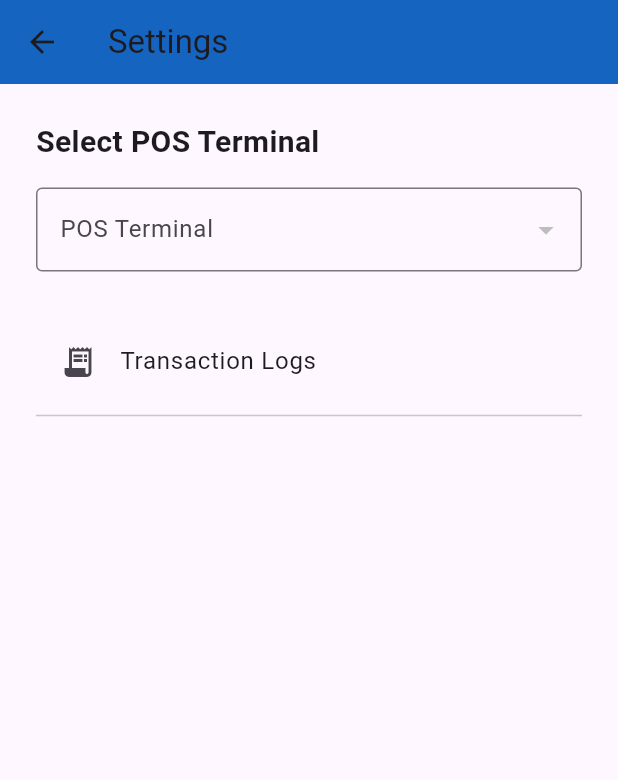
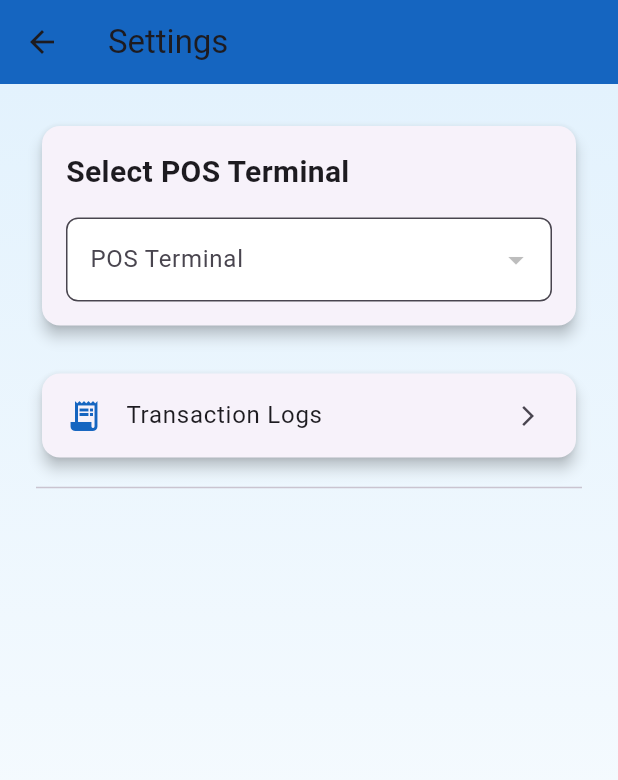
Before and after one commit to aronohilm/Straumur, a Flutter app: the SettingsPage screen opened directly, on a phone screen of 412 x 824 dp. Shown: the top 780 px of the screen. Run offline on Flutter 3.47's test engine with Material 3 defaults, Android fonts, the phone set to English and light mode, and no system bars; our stand-ins replace fluttertoast, shared_preferences; accounts and stored records are empty.

Commit message:
Some ui changes for setttings

```diff
--- a/lib/settings.dart
+++ b/lib/settings.dart
@@ -56,8 +56,26 @@ class _SettingsPageState extends State<SettingsPage> {
         title: const Text('Settings'),
         backgroundColor: Colors.blue[800],
       ),
-      body: Padding(
+      body: Container(
+        decoration: BoxDecoration(
+          gradient: LinearGradient(
+            begin: Alignment.topCenter,
+            end: Alignment.bottomCenter,
+            colors: [Colors.blue[50]!, Colors.white],
+          ),
+        ),
+        child: Padding(
           padding: const EdgeInsets.all(24.0),
+          child: Column(
+            crossAxisAlignment: CrossAxisAlignment.start,
+            children: [
+              Card(
+                elevation: 4,
+                shape: RoundedRectangleBorder(
+                  borderRadius: BorderRadius.circular(12),
+                ),
+                child: Padding(
+                  padding: const EdgeInsets.all(16.0),
                   child: Column(
                     crossAxisAlignment: CrossAxisAlignment.start,
                     children: [
@@ -80,28 +98,43 @@ class _SettingsPageState extends State<SettingsPage> {
                           });
                           _saveSelectedTerminal(value);
                         },
-              decoration: const InputDecoration(
-                border: OutlineInputBorder(),
+                        decoration: InputDecoration(
+                          border: OutlineInputBorder(
+                            borderRadius: BorderRadius.circular(8),
+                          ),
+                          filled: true,
+                          fillColor: Colors.white,
                           labelText: 'POS Terminal',
                         ),
                       ),
-            const SizedBox(height: 32),
-            // Add logs button
-            ListTile(
-              leading: const Icon(Icons.receipt_long),
+                    ],
+                  ),
+                ),
+              ),
+              const SizedBox(height: 24),
+              Card(
+                elevation: 4,
+                shape: RoundedRectangleBorder(
+                  borderRadius: BorderRadius.circular(12),
+                ),
+                child: ListTile(
+                  leading: Icon(Icons.receipt_long, color: Colors.blue[800]),
                   title: const Text('Transaction Logs'),
+                  trailing: const Icon(Icons.arrow_forward_ios, size: 16),
                   onTap: () {
                     Navigator.of(context).push(
                       MaterialPageRoute(builder: (_) => const LogsPage()),
                     );
                   },
                 ),
-            const Divider(),
+              ),
+              const Divider(height: 32),
               // Sign Out button removed as login page is deactivated
               // You can add more settings widgets here
             ],
           ),
         ),
+      ),
     );
   }
 }
```
Lines whose indentation alone changed are shown as unchanged.
